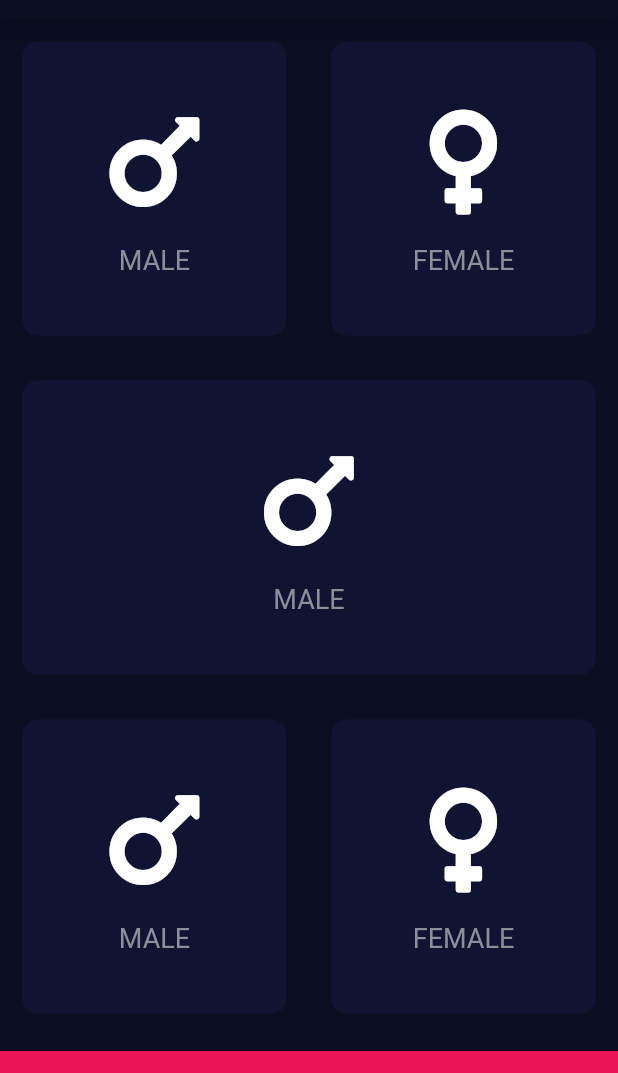
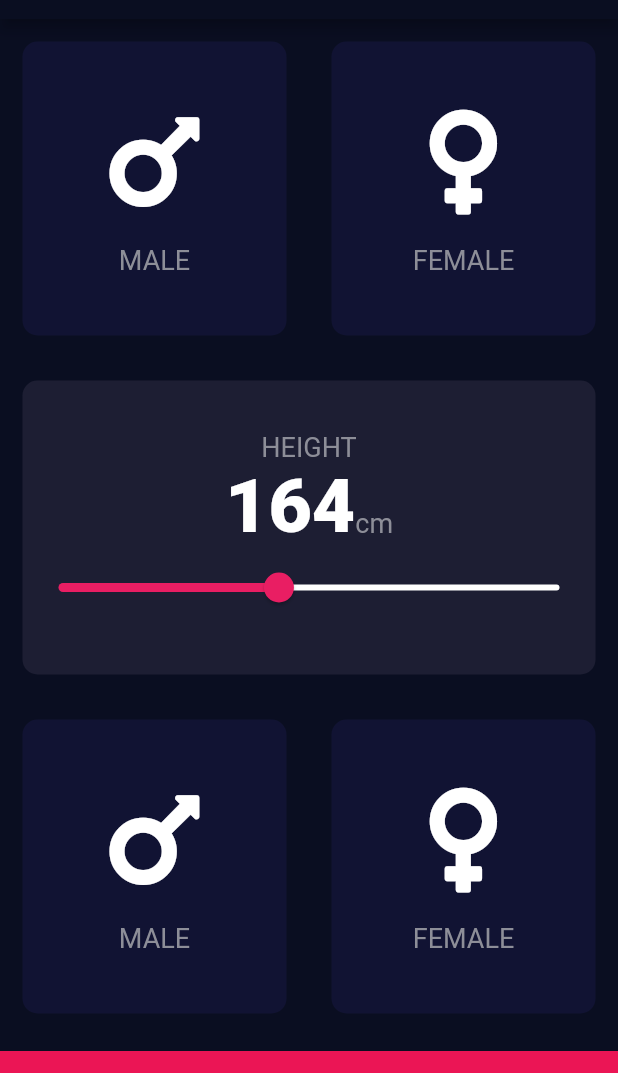
Before and after one commit to Hemantwalia672/BMI-Calculator, a Flutter app: the screen it shows after launch, on a phone screen of 412 x 824 dp, the part 65-1138 px from its top. Run offline on Flutter 3.47's test engine with Material 2 defaults, Android fonts, the phone set to English and light mode, and no system bars; our stand-ins replace font_awesome_flutter.

Commit message:
Added the Slider Widget and created input_page.dart

```diff
--- a/lib/constants.dart
+++ b/lib/constants.dart
@@ -7,7 +7,10 @@ const kBottomContainerColor = Color(0xffeb1555);
 
 const kIconSize = 80.0;
 const kSizedBoxHeight = 15.0;
-const kTextStyle = TextStyle(
+const kLabelTextStyle = TextStyle(
   color: Color(0xff8d8e98),
   fontSize: 18.0,
 );
+
+const kNumberTextStyle =
+    TextStyle(fontSize: 50.0, fontWeight: FontWeight.w900, color: Colors.white);
--- a/lib/icon_content.dart
+++ b/lib/icon_content.dart
@@ -23,7 +23,7 @@ class IconContent extends StatelessWidget {
         ),
         Text(
           gender,
-          style: kTextStyle,
+          style: kLabelTextStyle,
         )
       ],
     );
--- /dev/null
+++ b/lib/input_page.dart
@@ -0,0 +1,161 @@
+// ignore_for_file: prefer_const_constructors
+import 'package:flutter/material.dart';
+import 'package:font_awesome_flutter/font_awesome_flutter.dart';
+
+import 'card_one.dart';
+import 'constants.dart';
+import 'icon_content.dart';
+
+enum Gender { male, female }
+
+class InputPage extends StatefulWidget {
+  const InputPage({Key? key}) : super(key: key);
+
+  @override
+  _InputPageState createState() => _InputPageState();
+}
+
+class _InputPageState extends State<InputPage> {
+  Gender? selectedgender;
+  int height = 164;
+  @override
+  Widget build(BuildContext context) {
+    return Column(
+      children: [
+        // for upper 2 icons
+        Expanded(
+          child: Row(
+            children: [
+              Expanded(
+                child: CardOne(
+                    onPress: () {
+                      setState(() {
+                        selectedgender = Gender.male;
+                      });
+                    },
+                    cardChild: IconContent(
+                      gendericon: FontAwesomeIcons.mars,
+                      gender: 'MALE',
+                    ),
+                    colour: selectedgender == Gender.male
+                        ? kActiveCardColor
+                        : kInactiveCardColor),
+              ),
+              Expanded(
+                child: CardOne(
+                    onPress: () {
+                      setState(() {
+                        selectedgender = Gender.female;
+                      });
+                    },
+                    cardChild: IconContent(
+                      gendericon: FontAwesomeIcons.venus,
+                      gender: 'FEMALE',
+                    ),
+                    colour: selectedgender == Gender.female
+                        ? kActiveCardColor
+                        : kInactiveCardColor),
+              ),
+            ],
+          ),
+        ),
+        // for middle icon
+        Expanded(
+          child: Row(
+            children: [
+              Expanded(
+                child: CardOne(
+                  onPress: () {
+                    print('Working');
+                  },
+                  colour: kActiveCardColor,
+                  cardChild: Column(
+                    mainAxisAlignment: MainAxisAlignment.center,
+                    children: <Widget>[
+                      Text(
+                        "HEIGHT",
+                        style: kLabelTextStyle,
+                      ),
+                      Row(
+                        mainAxisAlignment: MainAxisAlignment.center,
+                        crossAxisAlignment: CrossAxisAlignment.baseline,
+                        textBaseline: TextBaseline.alphabetic,
+                        children: <Widget>[
+                          Text(
+                            height.toString(),
+                            style: kNumberTextStyle,
+                          ),
+                          Text(
+                            'cm',
+                            style: kLabelTextStyle,
+                          ),
+                        ],
+                      ),
+                      Slider(
+                        value: height.toDouble(),
+                        min: 120.0,
+                        max: 220.0,
+                        activeColor: Colors.pink,
+                        inactiveColor: Colors.white,
+                        onChanged: (double newvalue) {
+                          setState(() {
+                            height = newvalue.round();
+                          });
+                        },
+                      ),
+                    ],
+                  ),
+                ),
+              ),
+            ],
+          ),
+        ),
+        // for bottom 2 icons
+        Expanded(
+          child: Row(
+            children: [
+              Expanded(
+                child: CardOne(
+                    onPress: () {
+                      setState(() {
+                        selectedgender = Gender.male;
+                      });
+                    },
+                    cardChild: IconContent(
+                      gendericon: FontAwesomeIcons.mars,
+                      gender: 'MALE',
+                    ),
+                    colour: selectedgender == Gender.male
+                        ? kActiveCardColor
+                        : kInactiveCardColor),
+              ),
+              Expanded(
+                child: CardOne(
+                    onPress: () {
+                      setState(() {
+                        selectedgender = Gender.female;
+                      });
+                    },
+                    cardChild: IconContent(
+                      gendericon: FontAwesomeIcons.venus,
+                      gender: 'FEMALE',
+                    ),
+                    colour: selectedgender == Gender.female
+                        ? kActiveCardColor
+                        : kInactiveCardColor),
+              ),
+            ],
+          ),
+        ),
+        SafeArea(
+          child: Container(
+            color: kBottomContainerColor,
+            margin: EdgeInsets.only(top: 10.0),
+            width: double.infinity,
+            height: kBottomContainerHeight,
+          ),
+        ),
+      ],
+    );
+  }
+}
--- a/lib/main.dart
+++ b/lib/main.dart
@@ -1,12 +1,7 @@
 // ignore_for_file: prefer_const_constructors
 import 'package:flutter/material.dart';
-import 'package:font_awesome_flutter/font_awesome_flutter.dart';
 
-import 'card_one.dart';
-import 'constants.dart';
-import 'icon_content.dart';
-
-enum Gender { male, female }
+import 'input_page.dart';
 
 void main() {
   return runApp(BmiCalculator());
@@ -32,122 +27,3 @@ class BmiCalculator extends StatelessWidget {
     );
   }
 }
-
-class InputPage extends StatefulWidget {
-  const InputPage({Key? key}) : super(key: key);
-
-  @override
-  _InputPageState createState() => _InputPageState();
-}
-
-class _InputPageState extends State<InputPage> {
-  Gender? selectedgender;
-  @override
-  Widget build(BuildContext context) {
-    return Column(
-      children: [
-        Expanded(
-          child: Row(
-            children: [
-              Expanded(
-                child: CardOne(
-                    onPress: () {
-                      setState(() {
-                        selectedgender = Gender.male;
-                      });
-                    },
-                    cardChild: IconContent(
-                      gendericon: FontAwesomeIcons.mars,
-                      gender: 'MALE',
-                    ),
-                    colour: selectedgender == Gender.male
-                        ? kActiveCardColor
-                        : kInactiveCardColor),
-              ),
-              Expanded(
-                child: CardOne(
-                    onPress: () {
-                      setState(() {
-                        selectedgender = Gender.female;
-                      });
-                    },
-                    cardChild: IconContent(
-                      gendericon: FontAwesomeIcons.venus,
-                      gender: 'FEMALE',
-                    ),
-                    colour: selectedgender == Gender.female
-                        ? kActiveCardColor
-                        : kInactiveCardColor),
-              ),
-            ],
-          ),
-        ),
-        Expanded(
-          child: Row(
-            children: [
-              Expanded(
-                child: CardOne(
-                    onPress: () {
-                      setState(() {
-                        selectedgender = Gender.male;
-                      });
-                    },
-                    cardChild: IconContent(
-                      gendericon: FontAwesomeIcons.mars,
-                      gender: 'MALE',
-                    ),
-                    colour: selectedgender == Gender.male
-                        ? kActiveCardColor
-                        : kInactiveCardColor),
-              ),
-            ],
-          ),
-        ),
-        Expanded(
-          child: Row(
-            children: [
-              Expanded(
-                child: CardOne(
-                    onPress: () {
-                      setState(() {
-                        selectedgender = Gender.male;
-                      });
-                    },
-                    cardChild: IconContent(
-                      gendericon: FontAwesomeIcons.mars,
-                      gender: 'MALE',
-                    ),
-                    colour: selectedgender == Gender.male
-                        ? kActiveCardColor
-                        : kInactiveCardColor),
-              ),
-              Expanded(
-                child: CardOne(
-                    onPress: () {
-                      setState(() {
-                        selectedgender = Gender.female;
-                      });
-                    },
-                    cardChild: IconContent(
-                      gendericon: FontAwesomeIcons.venus,
-                      gender: 'FEMALE',
-                    ),
-                    colour: selectedgender == Gender.female
-                        ? kActiveCardColor
-                        : kInactiveCardColor),
-              ),
-            ],
-          ),
-        ),
-        SafeArea(
-          child: Container(
-            color: kBottomContainerColor,
-            margin: EdgeInsets.only(top: 10.0),
-            width: double.infinity,
-            height: kBottomContainerHeight,
-          ),
-        ),
-      ],
-    );
-  }
-}
```
Also changed, not shown: 1 other file.
